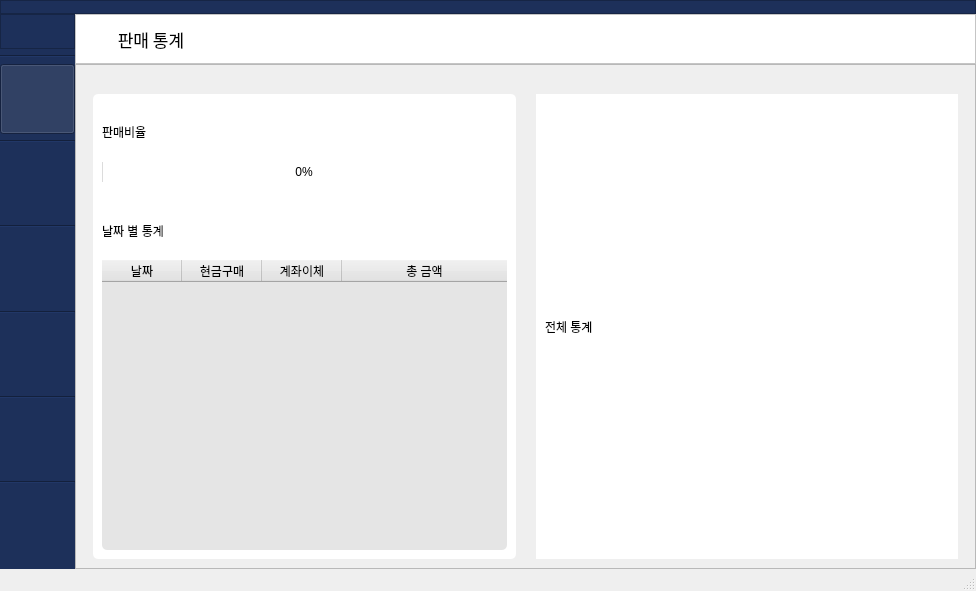
JeongsolKim/DJIVF, file BookTable_ver2_0/main_renewal.ui: the form before one commit.
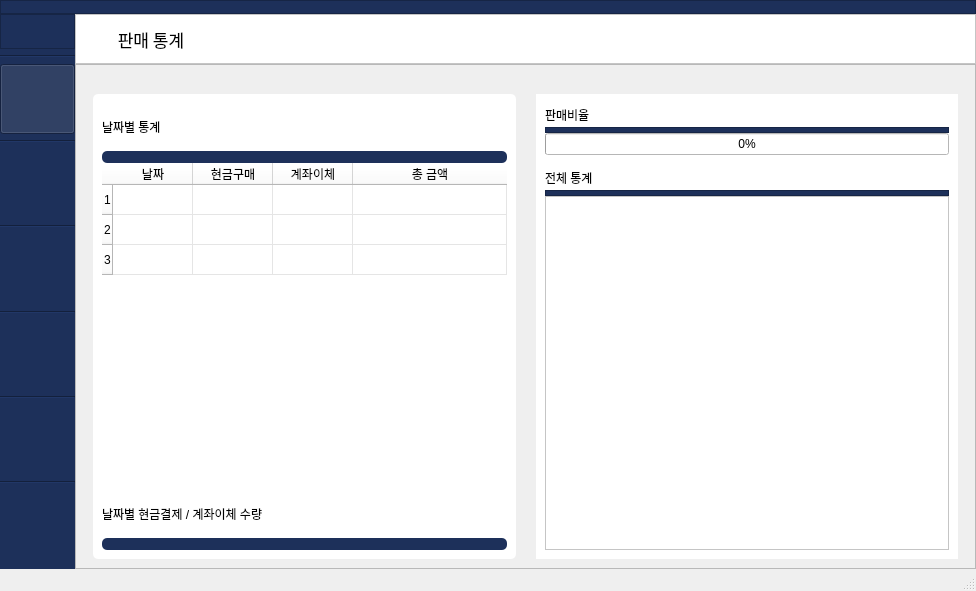
The form after the commit. The open tabs and pages were chosen to show the change.

```diff
--- a/BookTable_ver2_0/main_renewal.ui
+++ b/BookTable_ver2_0/main_renewal.ui
@@ -621,11 +621,80 @@
                  </property>
                  <layout class="QGridLayout" name="gridLayout_19">
                   <item row="0" column="0">
-                   <widget class="QLabel" name="label_8">
-                    <property name="text">
-                     <string>전체 통계</string>
+                   <layout class="QVBoxLayout" name="verticalLayout_6" stretch="4,1,8,2,4,1,60">
+                    <property name="spacing">
+                     <number>0</number>
                     </property>
-                   </widget>
+                    <item>
+                     <widget class="QLabel" name="label_6">
+                      <property name="text">
+                       <string>판매비율</string>
+                      </property>
+                      <property name="alignment">
+                       <set>Qt::AlignLeading|Qt::AlignLeft|Qt::AlignVCenter</set>
+                      </property>
+                     </widget>
+                    </item>
+                    <item>
+                     <widget class="QFrame" name="color_frame_4">
+                      <property name="styleSheet">
+                       <string notr="true">background-color: rgb(29, 48, 90);</string>
+                      </property>
+                      <property name="frameShape">
+                       <enum>QFrame::StyledPanel</enum>
+                      </property>
+                      <property name="frameShadow">
+                       <enum>QFrame::Raised</enum>
+                      </property>
+                     </widget>
+                    </item>
+                    <item>
+                     <widget class="QProgressBar" name="soldpercentage">
+                      <property name="value">
+                       <number>0</number>
+                      </property>
+                      <property name="alignment">
+                       <set>Qt::AlignCenter</set>
+                      </property>
+                     </widget>
+                    </item>
+                    <item>
+                     <spacer name="verticalSpacer_6">
+                      <property name="orientation">
+                       <enum>Qt::Vertical</enum>
+                      </property>
+                      <property name="sizeHint" stdset="0">
+                       <size>
+                        <width>20</width>
+                        <height>40</height>
+                       </size>
+                      </property>
+                     </spacer>
+                    </item>
+                    <item>
+                     <widget class="QLabel" name="label_11">
+                      <property name="text">
+                       <string>전체 통계</string>
+                      </property>
+                     </widget>
+                    </item>
+                    <item>
+                     <widget class="QFrame" name="color_frame_8">
+                      <property name="styleSheet">
+                       <string notr="true">background-color: rgb(29, 48, 90);</string>
+                      </property>
+                      <property name="frameShape">
+                       <enum>QFrame::StyledPanel</enum>
+                      </property>
+                      <property name="frameShadow">
+                       <enum>QFrame::Raised</enum>
+                      </property>
+                     </widget>
+                    </item>
+                    <item>
+                     <widget class="QListWidget" name="listWidget"/>
+                    </item>
+                   </layout>
                   </item>
                  </layout>
                 </widget>
@@ -644,51 +713,34 @@
                  </property>
                  <layout class="QGridLayout" name="gridLayout_18">
                   <item row="0" column="0">
-                   <layout class="QVBoxLayout" name="verticalLayout_5" stretch="3,3,1,3,15,25">
+                   <layout class="QVBoxLayout" name="verticalLayout_5" stretch="4,1,25,2,4,1,50">
                     <property name="spacing">
                      <number>0</number>
                     </property>
-                    <item>
-                     <widget class="QLabel" name="label_6">
-                      <property name="text">
-                       <string>판매비율</string>
-                      </property>
-                     </widget>
-                    </item>
-                    <item>
-                     <widget class="QProgressBar" name="soldpercentage">
-                      <property name="value">
-                       <number>0</number>
-                      </property>
-                      <property name="alignment">
-                       <set>Qt::AlignCenter</set>
-                      </property>
-                     </widget>
-                    </item>
-                    <item>
-                     <spacer name="verticalSpacer">
-                      <property name="orientation">
-                       <enum>Qt::Vertical</enum>
-                      </property>
-                      <property name="sizeHint" stdset="0">
-                       <size>
-                        <width>20</width>
-                        <height>40</height>
-                       </size>
-                      </property>
-                     </spacer>
-                    </item>
                     <item>
                      <widget class="QLabel" name="label_7">
                       <property name="text">
-                       <string>날짜 별 통계</string>
+                       <string>날짜별 통계</string>
+                      </property>
+                     </widget>
+                    </item>
+                    <item>
+                     <widget class="QFrame" name="color_frame_7">
+                      <property name="styleSheet">
+                       <string notr="true">background-color: rgb(29, 48, 90);</string>
+                      </property>
+                      <property name="frameShape">
+                       <enum>QFrame::StyledPanel</enum>
+                      </property>
+                      <property name="frameShadow">
+                       <enum>QFrame::Raised</enum>
                       </property>
                      </widget>
                     </item>
                     <item>
                      <widget class="QTableWidget" name="status_table">
                       <property name="styleSheet">
-                       <string notr="true">background-color: rgb(229, 229, 229);</string>
+                       <string notr="true">gridline-color: rgb(229, 229, 229);</string>
                       </property>
                       <property name="frameShape">
                        <enum>QFrame::StyledPanel</enum>
@@ -702,6 +754,9 @@
                       <property name="editTriggers">
                        <set>QAbstractItemView::NoEditTriggers</set>
                       </property>
+                      <property name="alternatingRowColors">
+                       <bool>false</bool>
+                      </property>
                       <property name="selectionMode">
                        <enum>QAbstractItemView::SingleSelection</enum>
                       </property>
@@ -711,12 +766,27 @@
                       <property name="showGrid">
                        <bool>true</bool>
                       </property>
+                      <property name="gridStyle">
+                       <enum>Qt::SolidLine</enum>
+                      </property>
+                      <property name="cornerButtonEnabled">
+                       <bool>true</bool>
+                      </property>
+                      <property name="rowCount">
+                       <number>3</number>
+                      </property>
                       <attribute name="horizontalHeaderDefaultSectionSize">
                        <number>80</number>
                       </attribute>
+                      <attribute name="horizontalHeaderShowSortIndicator" stdset="0">
+                       <bool>false</bool>
+                      </attribute>
                       <attribute name="horizontalHeaderStretchLastSection">
                        <bool>true</bool>
                       </attribute>
+                      <row/>
+                      <row/>
+                      <row/>
                       <column>
                        <property name="text">
                         <string>날짜</string>
@@ -739,6 +809,39 @@
                       </column>
                      </widget>
                     </item>
+                    <item>
+                     <spacer name="verticalSpacer">
+                      <property name="orientation">
+                       <enum>Qt::Vertical</enum>
+                      </property>
+                      <property name="sizeHint" stdset="0">
+                       <size>
+                        <width>20</width>
+                        <height>40</height>
+                       </size>
+                      </property>
+                     </spacer>
+                    </item>
+                    <item>
+                     <widget class="QLabel" name="label_8">
+                      <property name="text">
+                       <string>날짜별 현금결제 / 계좌이체 수량</string>
+                      </property>
+                     </widget>
+                    </item>
+                    <item>
+                     <widget class="QFrame" name="color_frame_6">
+                      <property name="styleSheet">
+                       <string notr="true">background-color: rgb(29, 48, 90);</string>
+                      </property>
+                      <property name="frameShape">
+                       <enum>QFrame::StyledPanel</enum>
+                      </property>
+                      <property name="frameShadow">
+                       <enum>QFrame::Raised</enum>
+                      </property>
+                     </widget>
+                    </item>
                     <item>
                      <layout class="QVBoxLayout" name="status_graph_layout"/>
                     </item>
```
Left out of the diff: 4 changed lines with no effect on the pictures.
